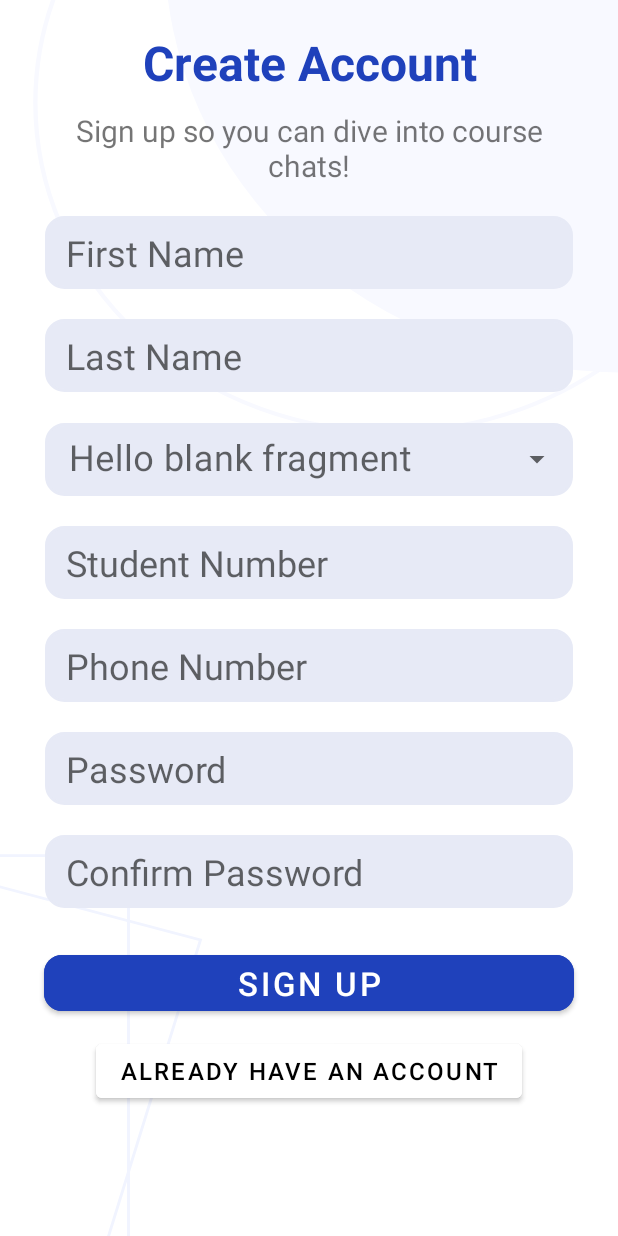
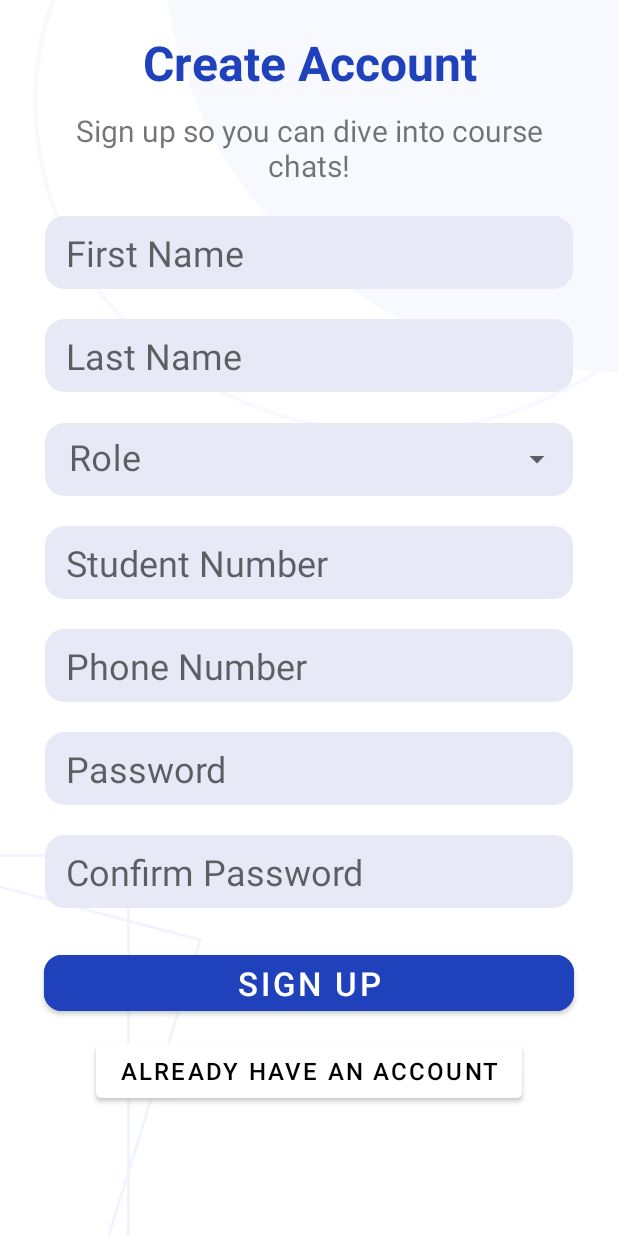
Before and after one commit to ByteBenderSA/TechTopia-Maasive, an Android app: the register screen opened directly, with no data from a screen before it, on a phone screen of 412 x 824 dp. Run offline under Robolectric (Android 15) with nearby library versions, the phone set to English and light mode, and no system bars.

Commit message:
changed user role in regisiter

```diff
--- a/Android-App/MobileMind/app/src/main/res/layout/register_page.xml
+++ b/Android-App/MobileMind/app/src/main/res/layout/register_page.xml
@@ -97,7 +97,7 @@
                 android:layout_height="wrap_content"
                 android:background="@drawable/custom_edittext"
                 android:completionThreshold="1"
-                android:hint="@string/hello_blank_fragment"
+                android:hint="Role"
                 android:inputType="textAutoComplete"
                 android:padding="8dp"
                 android:textSize="24dp" />
```
